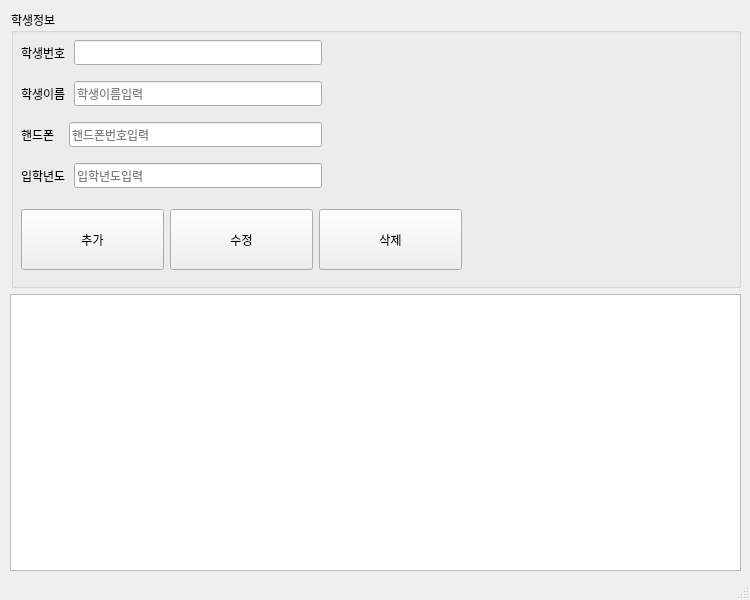
Qt form toyproject/studentdb.ui (0xxhyemi/java-database-2025) before a commit.
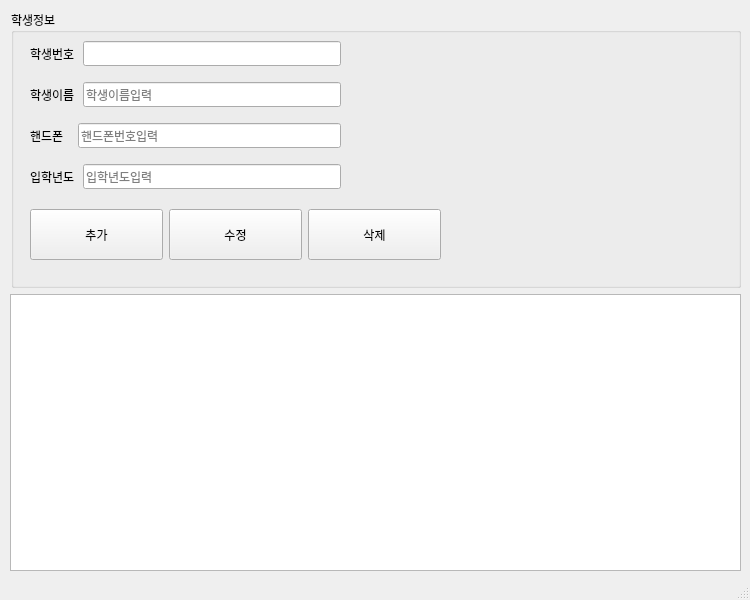
The same form after that commit.

The edit to the form file:
```diff
--- a/toyproject/studentdb.ui
+++ b/toyproject/studentdb.ui
@@ -10,6 +10,12 @@
     <height>600</height>
    </rect>
   </property>
+  <property name="minimumSize">
+   <size>
+    <width>750</width>
+    <height>600</height>
+   </size>
+  </property>
   <property name="maximumSize">
    <size>
     <width>750</width>
@@ -37,9 +43,6 @@
     <layout class="QVBoxLayout" name="verticalLayout">
      <item>
       <layout class="QHBoxLayout" name="horizontalLayout">
-       <property name="spacing">
-        <number>7</number>
-       </property>
        <property name="sizeConstraint">
         <enum>QLayout::SetFixedSize</enum>
        </property>
@@ -48,6 +51,9 @@
          <property name="orientation">
           <enum>Qt::Vertical</enum>
          </property>
+         <property name="sizeType">
+          <enum>QSizePolicy::Expanding</enum>
+         </property>
          <property name="sizeHint" stdset="0">
           <size>
            <width>1</width>
@@ -70,15 +76,15 @@
          <widget class="QWidget" name="verticalLayoutWidget_2">
           <property name="geometry">
            <rect>
-            <x>10</x>
-            <y>20</y>
-            <width>301</width>
-            <height>171</height>
+            <x>19</x>
+            <y>21</y>
+            <width>311</width>
+            <height>170</height>
            </rect>
           </property>
           <layout class="QVBoxLayout" name="verticalLayout_2">
            <item>
-            <layout class="QHBoxLayout" name="horizontalLayout_3">
+            <layout class="QHBoxLayout" name="horizontalLayout_4">
              <item>
               <widget class="QLabel" name="label">
                <property name="text">
@@ -91,8 +97,8 @@
                <property name="inputMask">
                 <string/>
                </property>
-               <property name="text">
-                <string/>
+               <property name="maxLength">
+                <number>32764</number>
                </property>
                <property name="readOnly">
                 <bool>true</bool>
@@ -102,7 +108,7 @@
             </layout>
            </item>
            <item>
-            <layout class="QHBoxLayout" name="horizontalLayout_4">
+            <layout class="QHBoxLayout" name="horizontalLayout_5">
              <item>
               <widget class="QLabel" name="label_2">
                <property name="text">
@@ -126,7 +132,7 @@
             </layout>
            </item>
            <item>
-            <layout class="QHBoxLayout" name="horizontalLayout_5">
+            <layout class="QHBoxLayout" name="horizontalLayout_7">
              <item>
               <widget class="QLabel" name="label_3">
                <property name="text">
@@ -172,10 +178,10 @@
          <widget class="QWidget" name="horizontalLayoutWidget_7">
           <property name="geometry">
            <rect>
-            <x>10</x>
+            <x>19</x>
             <y>199</y>
-            <width>441</width>
-            <height>61</height>
+            <width>411</width>
+            <height>51</height>
            </rect>
           </property>
           <layout class="QHBoxLayout" name="buttonArea">
```
Left out of the diff: 8 changed lines with no effect on the pictures.
